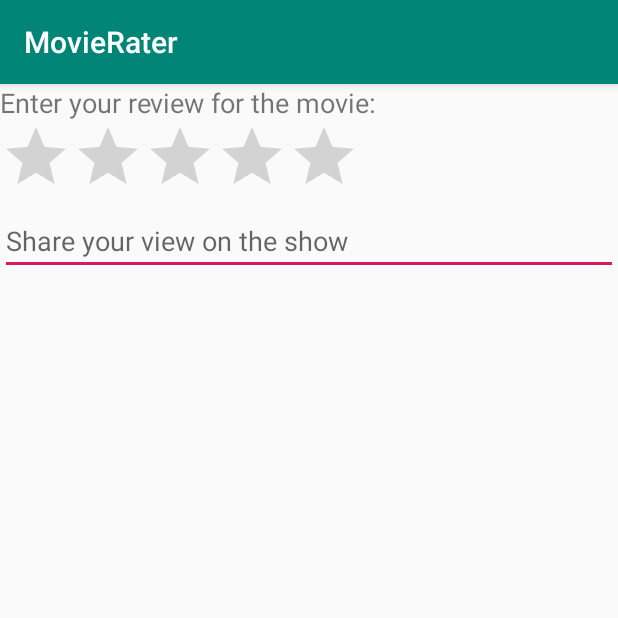
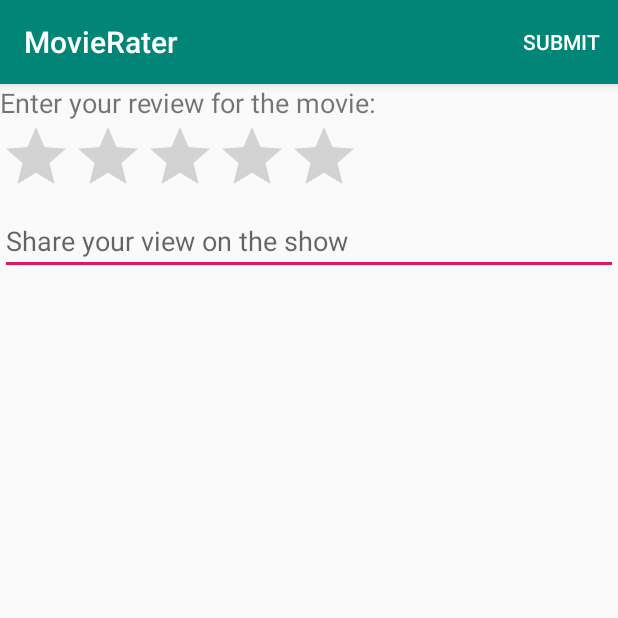
Before and after one commit to chico000/PracticalAssignment_173526B, an Android app: the MainActivity3 screen opened directly, with no data from a screen before it, on a phone screen of 412 x 824 dp, the top half of it. Run offline under Robolectric (Android 15) with nearby library versions, the phone set to English and light mode, and no system bars; libraries missing offline, so code that uses them is left out: com.nyp.sit.

Commit message:
can add review

```diff
--- a/Intermediate/app/src/main/java/com/nyp/sit/dit/it2107/practicalassignment/MainActivity3.kt
+++ b/Intermediate/app/src/main/java/com/nyp/sit/dit/it2107/practicalassignment/MainActivity3.kt
@@ -3,14 +3,30 @@ package com.nyp.sit.dit.it2107.practicalassignment
 import android.content.Intent
 import android.support.v7.app.AppCompatActivity
 import android.os.Bundle
+import android.view.Menu
+import android.view.MenuItem
 import android.widget.TextView
+import kotlinx.android.synthetic.main.activity_main2.*
 import kotlinx.android.synthetic.main.activity_main3.*
 
 class MainActivity3 : AppCompatActivity() {
 
     override fun onCreate(savedInstanceState: Bundle?) {
         super.onCreate(savedInstanceState)
+        val movie = applicationContext as Movie
         setContentView(R.layout.activity_main3)
-//
+        reviewName.text=movie.getTitle1()
+    }
+    override fun onCreateOptionsMenu(menu: Menu?): Boolean {
+        menuInflater.inflate(R.menu.reviewmenu,menu)
+        return super.onCreateOptionsMenu(menu)
+    }
+    override fun onOptionsItemSelected(item: MenuItem?): Boolean {
+        val movie = applicationContext as Movie
+        movie.setStar(ratingMe.rating)
+        movie.setReview1(reviewMe.text.toString())
+        val intention = Intent(applicationContext,MainActivity2::class.java)
+        startActivity(intention)
+        return super.onOptionsItemSelected(item)
     }
 }
--- a/Intermediate/app/src/main/res/layout/activity_main3.xml
+++ b/Intermediate/app/src/main/res/layout/activity_main3.xml
@@ -22,13 +22,13 @@
     </LinearLayout>
     <RatingBar
             android:layout_width="wrap_content"
-            android:layout_height="wrap_content" android:id="@+id/ratingBar"
+            android:layout_height="wrap_content" android:id="@+id/ratingMe"
             android:numStars="5"/>
     <EditText
             android:layout_width="match_parent"
             android:layout_height="wrap_content"
             android:ems="10"
-            android:id="@+id/editText" android:inputType="textLongMessage" android:hint="Share your view on the show "/>
+            android:id="@+id/reviewMe" android:inputType="textLongMessage" android:hint="Share your view on the show "/>
     <!--<Button-->
             <!--android:text="Movie details"-->
             <!--android:layout_width="wrap_content"-->
--- /dev/null
+++ b/Intermediate/app/src/main/res/menu/reviewmenu.xml
@@ -0,0 +1,5 @@
+<?xml version="1.0" encoding="utf-8"?>
+<menu xmlns:app="http://schemas.android.com/apk/res-auto" xmlns:android="http://schemas.android.com/apk/res/android">
+
+    <item android:title="Submit" android:id="@+id/submitReview" app:showAsAction="always"/>
+</menu>
```
